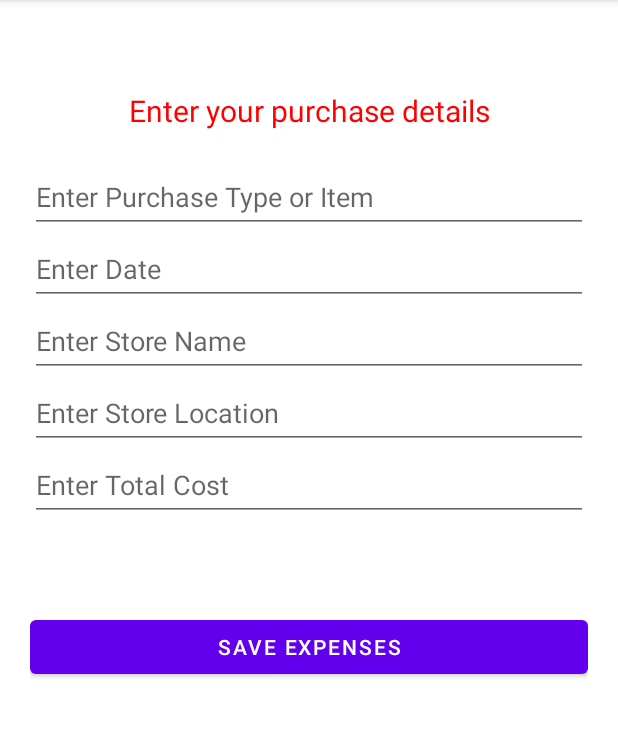
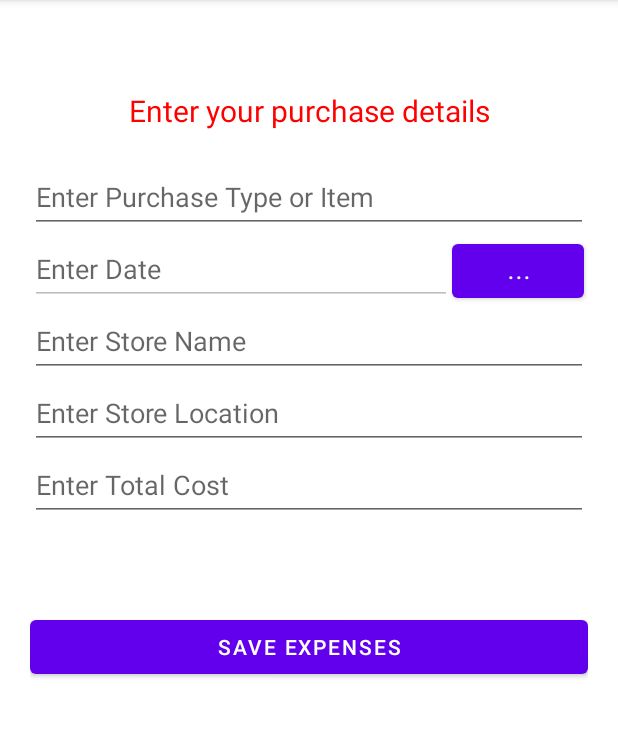
Before and after one commit to tranvnb/ESharing, an Android app: the AddExpensesFragment screen opened through its navigation route, on a phone screen of 412 x 824 dp, the part 84-821 px from its top. Run offline under Robolectric (Android 15) with nearby library versions, the phone set to English and light mode, and no system bars; our stand-ins replace Room's generated code.

Commit message:
refactor the whole project, clean up code

```diff
--- a/app/src/main/java/com/lf/esharing/DisplayExpensesFragment.kt
+++ b/app/src/main/java/com/lf/esharing/DisplayExpensesFragment.kt
@@ -9,6 +9,7 @@ import androidx.lifecycle.Observer
 import androidx.lifecycle.ViewModelProvider
 import androidx.recyclerview.widget.LinearLayoutManager
 import com.lf.esharing.database.purchase.PurchaseViewModel
+import com.lf.esharing.database.user.UserViewModel
 import com.lf.esharing.databinding.FragmentDisplayExpensesBinding
 
 class DisplayExpensesFragment : Fragment(){
@@ -64,7 +65,7 @@ class DisplayExpensesFragment : Fragment(){
     private fun deleteAllPurchase() {
         val builder = AlertDialog.Builder(requireContext())
         builder.setPositiveButton("Yes") { _, _ ->
-            mPurchaseViewModel.deleteAllPurchase()
+            mPurchaseViewModel.deleteAllPurchase(UserViewModel.username, UserViewModel.password)
             Toast.makeText(
                 requireContext(),
                 "Successfully removed everything",
--- a/app/src/main/java/com/lf/esharing/ListAdapter.kt
+++ b/app/src/main/java/com/lf/esharing/ListAdapter.kt
@@ -28,9 +28,9 @@ class ListAdapter(): RecyclerView.Adapter<ListAdapter.MyViewHolder>() {
         val currentItem = purchaseList[position]
 
         holder.itemView.findViewById<TextView>(R.id.id_txt).text =
-            "Purchase ID: " + currentItem.id.toString() + "\n" + "Purchase Type: " + currentItem.purchaseType + "\n" +
+            "Purchase ID: " + currentItem.id.toString() + "\n" + "Purchase Type: " + currentItem.itemspurchased + "\n" +
         "Purchase Date: " + currentItem.purcdate + "\n" + "Store Name: " + currentItem.storename + "\n" +  "Store Location: " +
-                    currentItem.storelocation + "\n" +  "Items/no of items: " + currentItem.itemspurchased + "\n" +
+                    currentItem.storelocation + "\n" +
                     "Total cost: " + currentItem.totalcost
 
         holder.itemView.findViewById<ConstraintLayout>(R.id.rowLayout).setOnClickListener {
--- a/app/src/main/java/com/lf/esharing/database/AppDatabase.kt
+++ b/app/src/main/java/com/lf/esharing/database/AppDatabase.kt
@@ -14,7 +14,7 @@ import com.lf.esharing.utils.UUIDConverter
 
 @Database(
     entities = [PurchaseEntity::class, UserEntity::class],
-    version = 2,
+    version = 1,
     exportSchema = true
 )
 @TypeConverters(DateConverter::class, UUIDConverter::class)
--- /dev/null
+++ b/app/src/main/java/com/lf/esharing/database/purchase/PurchaseApi.kt
@@ -0,0 +1,45 @@
+package com.lf.esharing.database.purchase
+
+import retrofit2.Response
+import retrofit2.http.*
+import java.util.*
+
+
+interface PurchaseApi {
+
+    @Headers(
+        "Accept: application/json",
+        "Content-Type: application/json"
+    )
+    @GET("{member}/{id}")
+    suspend fun getPurchaseInfoOfMember(@Path("id") id: UUID, @Path("member") member: String, @Body data: Map<String, String>): Response<PurchaseEntity>
+
+    @Headers(
+        "Accept: application/json",
+        "Content-Type: application/json"
+    )
+    @DELETE("{id}")
+    suspend fun deletePurchase(@Path("id") id: UUID, @Body request: PurchasesRequest): Response<Map<String, String>>
+
+    @Headers(
+        "Accept: application/json",
+        "Content-Type: application/json"
+    )
+    @PUT("{id}")
+    suspend fun updatePurchase(@Path("id") id: UUID, @Body request: PurchasesRequest): Response<Map<String, String>>
+
+    @Headers(
+        "Accept: application/json",
+        "Content-Type: application/json"
+    )
+    @POST("add")
+    suspend fun insertPurchase(@Body request: PurchasesRequest): Response<Map<String, String>>
+
+    @Headers(
+        "Accept: application/json",
+        "Content-Type: application/json"
+    )
+    @DELETE("all")
+    suspend fun deleteAll(@Body request: Map<String, String>): Response<Map<String, String>>
+
+}
--- /dev/null
+++ b/app/src/main/java/com/lf/esharing/database/purchase/PurchaseClient.kt
@@ -0,0 +1,12 @@
+package com.lf.esharing.database.purchase
+
+import com.lf.esharing.database.user.UserApi
+import com.lf.esharing.network.ClientBuilder
+
+object PurchaseClient {
+    private const val url:String = "purchase/"
+
+    fun getInstance(): PurchaseApi {
+        return ClientBuilder.createClient(PurchaseApi::class.java, url)
+    }
+}
--- a/app/src/main/java/com/lf/esharing/database/purchase/PurchaseDao.kt
+++ b/app/src/main/java/com/lf/esharing/database/purchase/PurchaseDao.kt
@@ -2,12 +2,13 @@ package com.lf.esharing.database.purchase
 
 import androidx.lifecycle.LiveData
 import androidx.room.*
+import java.util.*
 
 @Dao
 interface PurchaseDao {
 
     @Insert(onConflict = OnConflictStrategy.REPLACE)
-    fun add(purchase: PurchaseEntity)
+    fun insert(purchase: PurchaseEntity)
 
     /// TODO: be careful with this, might cause losing data
     @Insert(onConflict = OnConflictStrategy.REPLACE)
@@ -23,7 +24,7 @@ interface PurchaseDao {
     fun update(purchase: PurchaseEntity)
 
     @Query("SELECT * from purchases WHERE id = :id")
-    fun findById(id: Int): LiveData<PurchaseEntity>
+    fun findById(id: UUID): LiveData<PurchaseEntity>
 
     @Query("SELECT * from purchases ORDER BY id ASC")
     fun readAll(): LiveData<List<PurchaseEntity>>
--- a/app/src/main/java/com/lf/esharing/database/purchase/PurchaseEntity.kt
+++ b/app/src/main/java/com/lf/esharing/database/purchase/PurchaseEntity.kt
@@ -13,10 +13,6 @@ import java.util.*
 @Entity(tableName = "Purchases")
 @Parcelize
 class PurchaseEntity (
-
-    @Json(name = "type")
-    @ColumnInfo(name = "type")
-    var purchaseType: String = "",
 
     @ColumnInfo(name = "store")
     @Json(name = "store")
--- a/app/src/main/java/com/lf/esharing/network/ClientBuilder.kt
+++ b/app/src/main/java/com/lf/esharing/network/ClientBuilder.kt
@@ -6,7 +6,7 @@ import retrofit2.Retrofit
 import retrofit2.converter.moshi.MoshiConverterFactory
 
 object ClientBuilder {
-    private val baseUrl = "http://172.18.252.42:5000"
+    private val baseUrl = "http://172.24.57.121:5000/"
 
 
 
--- a/app/src/main/res/layout/fragment_add_expenses.xml
+++ b/app/src/main/res/layout/fragment_add_expenses.xml
@@ -27,14 +27,24 @@
         android:inputType="textPersonName"
         android:minHeight="48dp" />
 
+    <LinearLayout android:orientation="horizontal" android:layout_width="match_parent" android:layout_height="wrap_content">
+
         <EditText
             android:id="@+id/edDate"
-        android:layout_width="match_parent"
+            android:layout_width="281dp"
             android:layout_height="wrap_content"
             android:ems="10"
+            android:enabled="false"
             android:hint="Enter Date"
-        android:inputType="textPersonName"
+            android:inputType="datetime|textPersonName"
             android:minHeight="48dp" />
+        <Button
+            android:id="@+id/btnChooseDate"
+            android:layout_width="wrap_content"
+            android:layout_height="wrap_content"
+            android:text="..."/>
+    </LinearLayout>
+
 
     <EditText
         android:id="@+id/edStoreName"
```
Also changed, not shown: app/src/main/java/com/lf/esharing/AddExpensesFragment.kt (+27 -12 lines), app/src/main/java/com/lf/esharing/DashboardFragment.kt (+8 -0 lines), app/src/main/java/com/lf/esharing/UpdateFragment.kt (+9 -16 lines), app/src/main/java/com/lf/esharing/database/purchase/PurchaseRepository.kt (+41 -8 lines), app/src/main/java/com/lf/esharing/database/purchase/PurchaseViewModel.kt (+20 -8 lines), app/src/main/java/com/lf/esharing/database/purchase/PurchasesRequest.kt (added, +8 -0 lines), app/src/main/java/com/lf/esharing/database/user/UserViewModel.kt (+10 -0 lines), app/src/main/java/com/lf/esharing/utils/Validator.kt (added, +15 -0 lines). Lines whose indentation alone changed are shown as unchanged.
